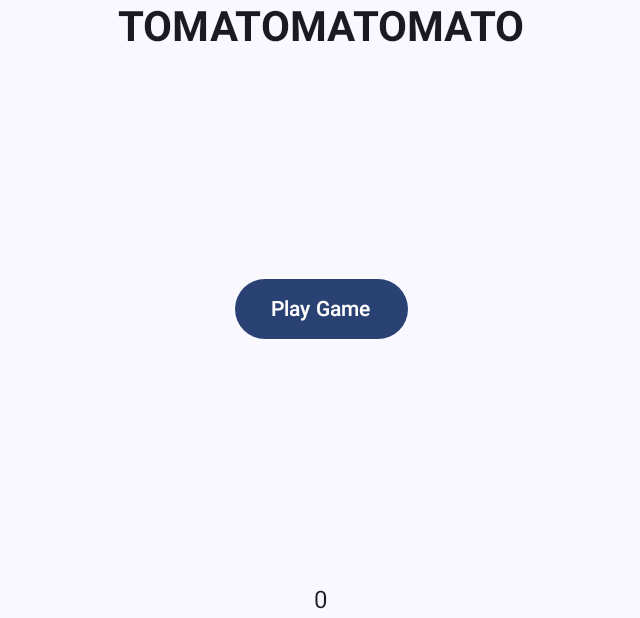
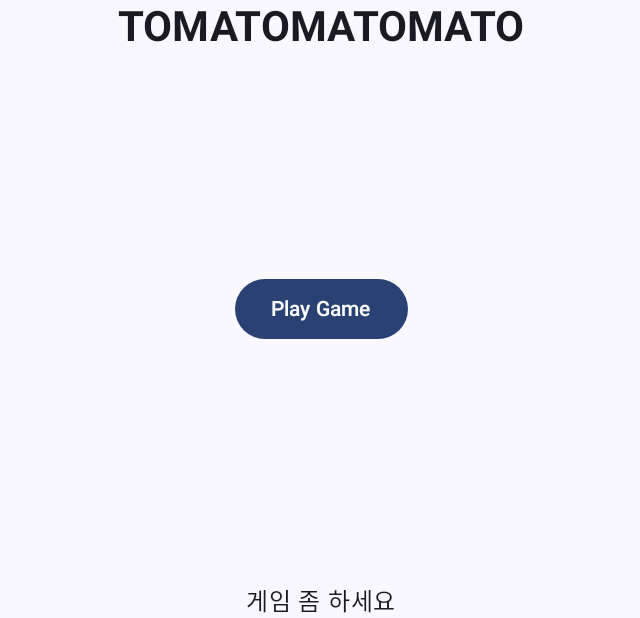
Before and after one commit to JohenIn/diecipomodori, an Android app built with Jetpack Compose: the screen it shows after launch (MainActivity), on a phone screen of 824 x 412 dp (held sideways). Shown: the whole screen, without its empty margins (297-937 px from the left). Run offline under Robolectric (Android 15) with nearby library versions, the phone set to English and light mode, and no system bars; our stand-ins replace Room's generated code.

Commit message:
최고 점수 없으면 메시지, 있으면 최고 점수

```diff
--- a/app/src/main/java/com/android/exampke/diecipomodori/LobbyScreen.kt
+++ b/app/src/main/java/com/android/exampke/diecipomodori/LobbyScreen.kt
@@ -35,9 +35,11 @@ fun LobbyScreen(navController: NavController) {
         val db = remember { MyDb.getDatabase(context) }
         val list by db.userDao().getAll().collectAsStateWithLifecycle(emptyList())
         val maxScore = list.maxOfOrNull { it.score ?: 0 } ?: 0
+
         Text(
-            text = maxScore.toString(),
+            text =  if (maxScore == 0) "게임 좀 하세요" else "최고 점수: $maxScore",
             modifier = Modifier.align(Alignment.BottomCenter),
         )
+
     }
 }
```
